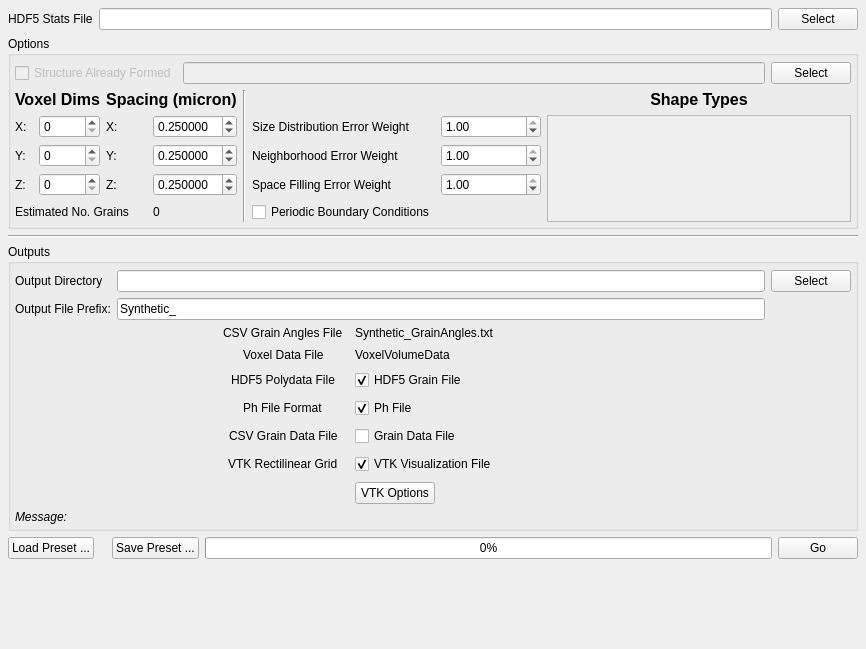
BlueQuartzSoftware/DREAM3D, file Source/Plugins/GrainGenerator/UI/GrainGeneratorWidget.ui: the form before one commit.
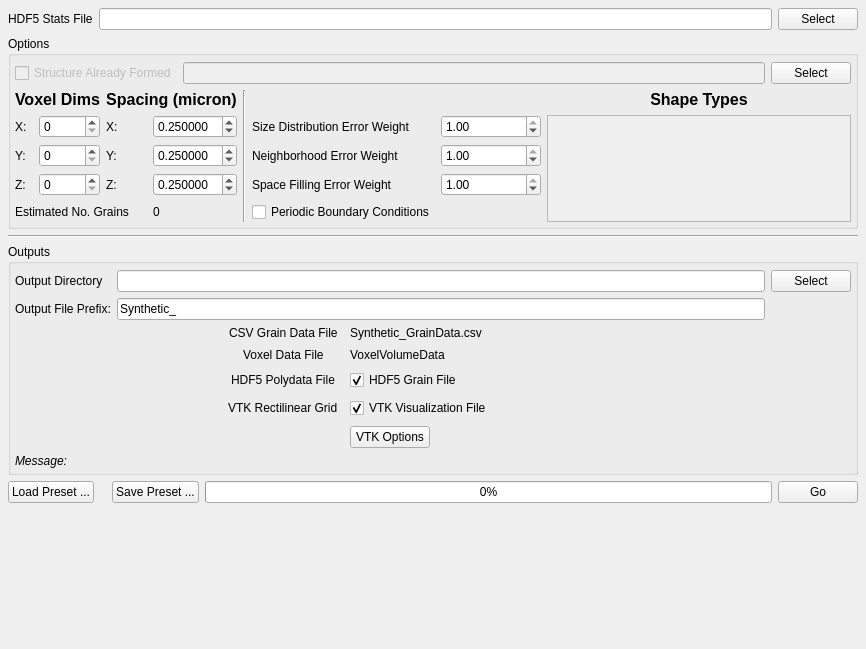
The form after the commit. Custom widgets are drawn as their Qt base class.

Commit message: cleaning up some of the GUIs now that the file conversion module exists and changing the grain data file on the grain generator

```diff
--- a/Source/Plugins/GrainGenerator/UI/GrainGeneratorWidget.ui
+++ b/Source/Plugins/GrainGenerator/UI/GrainGeneratorWidget.ui
@@ -292,8 +292,8 @@
             <rect>
              <x>0</x>
              <y>0</y>
-             <width>248</width>
-             <height>119</height>
+             <width>308</width>
+             <height>92</height>
             </rect>
            </property>
            <layout class="QFormLayout" name="formLayout_2">
@@ -470,17 +470,24 @@
         <property name="verticalSpacing">
          <number>8</number>
         </property>
-        <item row="0" column="1">
-         <widget class="QLabel" name="m_GrainAnglesFile">
-          <property name="text">
-           <string>Synthetic_GrainAngles.txt</string>
-          </property>
-         </widget>
-        </item>
         <item row="0" column="0">
          <widget class="QLabel" name="label_8">
           <property name="text">
-           <string>CSV Grain Angles File</string>
+           <string>CSV Grain Data File</string>
+          </property>
+         </widget>
+        </item>
+        <item row="0" column="1">
+         <widget class="QLabel" name="m_GrainAnglesFile">
+          <property name="text">
+           <string>Synthetic_GrainData.csv</string>
+          </property>
+         </widget>
+        </item>
+        <item row="1" column="0">
+         <widget class="QLabel" name="label_10">
+          <property name="text">
+           <string>Voxel Data File</string>
           </property>
          </widget>
         </item>
@@ -497,33 +504,6 @@
           </property>
          </widget>
         </item>
-        <item row="1" column="0">
-         <widget class="QLabel" name="label_10">
-          <property name="text">
-           <string>Voxel Data File</string>
-          </property>
-         </widget>
-        </item>
-        <item row="2" column="1">
-         <widget class="QCheckBox" name="m_HDF5GrainFile">
-          <property name="text">
-           <string>HDF5 Grain File</string>
-          </property>
-          <property name="checked">
-           <bool>true</bool>
-          </property>
-         </widget>
-        </item>
-        <item row="3" column="1">
-         <widget class="QCheckBox" name="m_PhFile">
-          <property name="text">
-           <string>Ph File</string>
-          </property>
-          <property name="checked">
-           <bool>true</bool>
-          </property>
-         </widget>
-        </item>
         <item row="2" column="0">
          <widget class="QLabel" name="label_12">
           <property name="text">
@@ -531,45 +511,34 @@
           </property>
          </widget>
         </item>
+        <item row="2" column="1">
+         <widget class="QCheckBox" name="m_HDF5GrainFile">
+          <property name="text">
+           <string>HDF5 Grain File</string>
+          </property>
+          <property name="checked">
+           <bool>true</bool>
+          </property>
+         </widget>
+        </item>
         <item row="3" column="0">
-         <widget class="QLabel" name="label_13">
-          <property name="text">
-           <string>Ph File Format</string>
-          </property>
-         </widget>
-        </item>
-        <item row="4" column="0">
-         <widget class="QLabel" name="label_17">
-          <property name="text">
-           <string>CSV Grain Data File</string>
-          </property>
-         </widget>
-        </item>
-        <item row="4" column="1">
-         <widget class="QCheckBox" name="m_GrainDataFile">
-          <property name="text">
-           <string>Grain Data File</string>
-          </property>
-         </widget>
-        </item>
-        <item row="5" column="1">
-         <widget class="QCheckBox" name="m_VisualizationVizFile">
-          <property name="text">
-           <string>VTK Visualization File</string>
-          </property>
-          <property name="checked">
-           <bool>true</bool>
-          </property>
-         </widget>
-        </item>
-        <item row="5" column="0">
          <widget class="QLabel" name="label_14">
           <property name="text">
            <string>VTK Rectilinear Grid</string>
           </property>
          </widget>
         </item>
-        <item row="6" column="1">
+        <item row="3" column="1">
+         <widget class="QCheckBox" name="m_VisualizationVizFile">
+          <property name="text">
+           <string>VTK Visualization File</string>
+          </property>
+          <property name="checked">
+           <bool>true</bool>
+          </property>
+         </widget>
+        </item>
+        <item row="4" column="1">
          <widget class="QPushButton" name="m_VtkOptionsBtn">
           <property name="text">
            <string>VTK Options</string>
```
The commit also changes 11 other files.
